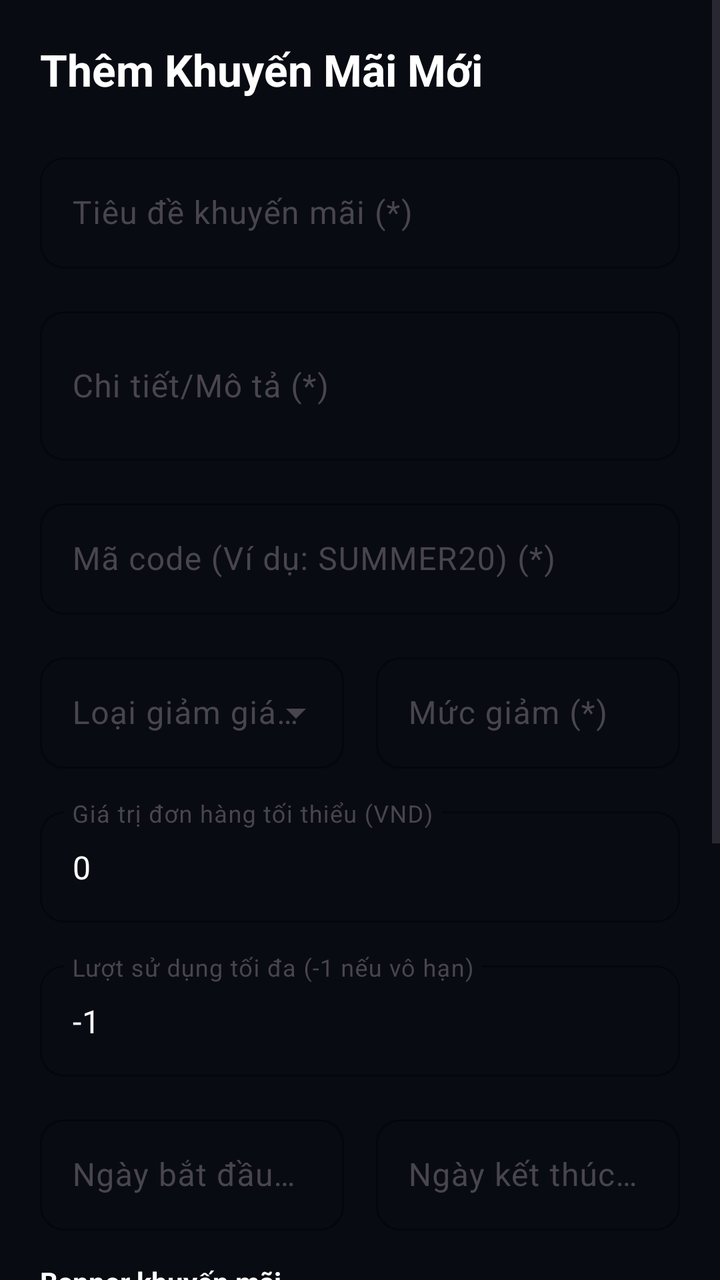
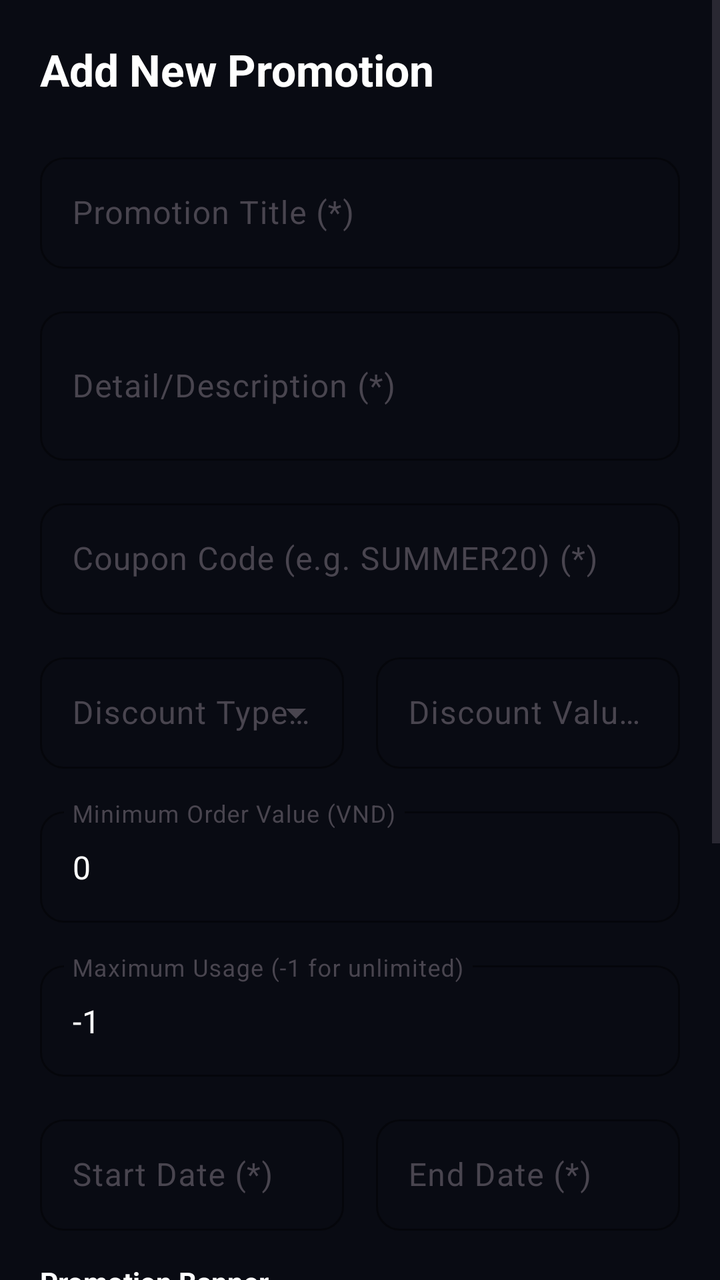

Compare the two renders of this Android layout. The source of the first and the diff that turns it into the second are given below.
<!-- AndroidManifest.xml: activity theme Theme.Moviebookingapp -->
<!-- res/layout/activity_admin_edit_promotion.xml -->
<?xml version="1.0" encoding="utf-8"?>
<ScrollView xmlns:android="http://schemas.android.com/apk/res/android"
    xmlns:app="http://schemas.android.com/apk/res-auto"
    xmlns:tools="http://schemas.android.com/tools"
    android:layout_width="match_parent"
    android:layout_height="match_parent"
    android:background="@color/admin_bg"
    android:fillViewport="true">

    <LinearLayout
        android:layout_width="match_parent"
        android:layout_height="wrap_content"
        android:orientation="vertical"
        android:padding="20dp">

        <TextView
            android:id="@+id/tvFormTitle"
            android:layout_width="wrap_content"
            android:layout_height="wrap_content"
            android:text="Thêm Khuyến Mãi Mới"
            android:textColor="@color/white"
            android:textSize="22sp"
            android:textStyle="bold"
            android:layout_marginBottom="24dp" />

        
        <com.google.android.material.textfield.TextInputLayout
            style="@style/Widget.Material3.TextInputLayout.OutlinedBox"
            android:layout_width="match_parent"
            android:layout_height="wrap_content"
            android:layout_marginBottom="16dp"
            android:hint="Tiêu đề khuyến mãi (*)"
            app:boxStrokeColor="@color/yellow"
            app:boxCornerRadiusTopStart="12dp"
            app:boxCornerRadiusTopEnd="12dp"
            app:boxCornerRadiusBottomStart="12dp"
            app:boxCornerRadiusBottomEnd="12dp"
            app:hintTextColor="@color/admin_text_secondary">

            <com.google.android.material.textfield.TextInputEditText
                android:id="@+id/edtPromoTitle"
                android:layout_width="match_parent"
                android:layout_height="wrap_content"
                android:textColor="@color/white"
                android:inputType="text" />
        </com.google.android.material.textfield.TextInputLayout>

        
        <com.google.android.material.textfield.TextInputLayout
            style="@style/Widget.Material3.TextInputLayout.OutlinedBox"
            android:layout_width="match_parent"
            android:layout_height="wrap_content"
            android:layout_marginBottom="16dp"
            android:hint="Chi tiết/Mô tả (*)"
            app:boxStrokeColor="@color/yellow"
            app:boxCornerRadiusTopStart="12dp"
            app:boxCornerRadiusTopEnd="12dp"
            app:boxCornerRadiusBottomStart="12dp"
            app:boxCornerRadiusBottomEnd="12dp"
            app:hintTextColor="@color/admin_text_secondary">

            <com.google.android.material.textfield.TextInputEditText
                android:id="@+id/edtPromoDetail"
                android:layout_width="match_parent"
                android:layout_height="wrap_content"
                android:textColor="@color/white"
                android:inputType="textMultiLine"
                android:minLines="2" />
        </com.google.android.material.textfield.TextInputLayout>

        
        <com.google.android.material.textfield.TextInputLayout
            style="@style/Widget.Material3.TextInputLayout.OutlinedBox"
            android:layout_width="match_parent"
            android:layout_height="wrap_content"
            android:layout_marginBottom="16dp"
            android:hint="Mã code (Ví dụ: SUMMER20) (*)"
            app:boxStrokeColor="@color/yellow"
            app:boxCornerRadiusTopStart="12dp"
            app:boxCornerRadiusTopEnd="12dp"
            app:boxCornerRadiusBottomStart="12dp"
            app:boxCornerRadiusBottomEnd="12dp"
            app:hintTextColor="@color/admin_text_secondary">

            <com.google.android.material.textfield.TextInputEditText
                android:id="@+id/edtCouponCode"
                android:layout_width="match_parent"
                android:layout_height="wrap_content"
                android:textColor="@color/white"
                android:inputType="textCapCharacters" />
        </com.google.android.material.textfield.TextInputLayout>

        <LinearLayout
            android:layout_width="match_parent"
            android:layout_height="wrap_content"
            android:orientation="horizontal"
            android:layout_marginBottom="16dp">

            
            <com.google.android.material.textfield.TextInputLayout
                style="@style/Widget.Material3.TextInputLayout.OutlinedBox.ExposedDropdownMenu"
                android:layout_width="0dp"
                android:layout_height="wrap_content"
                android:layout_weight="1"
                android:layout_marginEnd="8dp"
                android:hint="Loại giảm giá (*)"
                app:boxStrokeColor="@color/yellow"
                app:boxCornerRadiusTopStart="12dp"
                app:boxCornerRadiusTopEnd="12dp"
                app:boxCornerRadiusBottomStart="12dp"
                app:boxCornerRadiusBottomEnd="12dp"
                app:hintTextColor="@color/admin_text_secondary">

                <AutoCompleteTextView
                    android:id="@+id/actvDiscountType"
                    android:layout_width="match_parent"
                    android:layout_height="wrap_content"
                    android:textColor="@color/white"
                    android:inputType="none" />
            </com.google.android.material.textfield.TextInputLayout>

            
            <com.google.android.material.textfield.TextInputLayout
                style="@style/Widget.Material3.TextInputLayout.OutlinedBox"
                android:layout_width="0dp"
                android:layout_height="wrap_content"
                android:layout_weight="1"
                android:layout_marginStart="8dp"
                android:hint="Mức giảm (*)"
                app:boxStrokeColor="@color/yellow"
                app:boxCornerRadiusTopStart="12dp"
                app:boxCornerRadiusTopEnd="12dp"
                app:boxCornerRadiusBottomStart="12dp"
                app:boxCornerRadiusBottomEnd="12dp"
                app:hintTextColor="@color/admin_text_secondary">

                <com.google.android.material.textfield.TextInputEditText
                    android:id="@+id/edtDiscountValue"
                    android:layout_width="match_parent"
                    android:layout_height="wrap_content"
                    android:textColor="@color/white"
                    android:inputType="numberDecimal" />
            </com.google.android.material.textfield.TextInputLayout>
        </LinearLayout>

        
        <com.google.android.material.textfield.TextInputLayout
            style="@style/Widget.Material3.TextInputLayout.OutlinedBox"
            android:layout_width="match_parent"
            android:layout_height="wrap_content"
            android:layout_marginBottom="16dp"
            android:hint="Giá trị đơn hàng tối thiểu (VND)"
            app:boxStrokeColor="@color/yellow"
            app:boxCornerRadiusTopStart="12dp"
            app:boxCornerRadiusTopEnd="12dp"
            app:boxCornerRadiusBottomStart="12dp"
            app:boxCornerRadiusBottomEnd="12dp"
            app:hintTextColor="@color/admin_text_secondary">

            <com.google.android.material.textfield.TextInputEditText
                android:id="@+id/edtMinOrderValue"
                android:layout_width="match_parent"
                android:layout_height="wrap_content"
                android:textColor="@color/white"
                android:inputType="number"
                android:text="0" />
        </com.google.android.material.textfield.TextInputLayout>

        
        <com.google.android.material.textfield.TextInputLayout
            style="@style/Widget.Material3.TextInputLayout.OutlinedBox"
            android:layout_width="match_parent"
            android:layout_height="wrap_content"
            android:layout_marginBottom="16dp"
            android:hint="Lượt sử dụng tối đa (-1 nếu vô hạn)"
            app:boxStrokeColor="@color/yellow"
            app:boxCornerRadiusTopStart="12dp"
            app:boxCornerRadiusTopEnd="12dp"
            app:boxCornerRadiusBottomStart="12dp"
            app:boxCornerRadiusBottomEnd="12dp"
            app:hintTextColor="@color/admin_text_secondary">

            <com.google.android.material.textfield.TextInputEditText
                android:id="@+id/edtMaxUsage"
                android:layout_width="match_parent"
                android:layout_height="wrap_content"
                android:textColor="@color/white"
                android:inputType="numberSigned"
                android:text="-1" />
        </com.google.android.material.textfield.TextInputLayout>

        
        <LinearLayout
            android:layout_width="match_parent"
            android:layout_height="wrap_content"
            android:orientation="horizontal"
            android:layout_marginBottom="16dp">

            
            <com.google.android.material.textfield.TextInputLayout
                style="@style/Widget.Material3.TextInputLayout.OutlinedBox"
                android:layout_width="0dp"
                android:layout_height="wrap_content"
                android:layout_weight="1"
                android:layout_marginEnd="8dp"
                android:hint="Ngày bắt đầu (*)"
                app:boxStrokeColor="@color/yellow"
                app:boxCornerRadiusTopStart="12dp"
                app:boxCornerRadiusTopEnd="12dp"
                app:boxCornerRadiusBottomStart="12dp"
                app:boxCornerRadiusBottomEnd="12dp"
                app:hintTextColor="@color/admin_text_secondary">

                <com.google.android.material.textfield.TextInputEditText
                    android:id="@+id/edtStartDate"
                    android:layout_width="match_parent"
                    android:layout_height="wrap_content"
                    android:textColor="@color/white"
                    android:focusable="false"
                    android:clickable="true" />
            </com.google.android.material.textfield.TextInputLayout>

            
            <com.google.android.material.textfield.TextInputLayout
                style="@style/Widget.Material3.TextInputLayout.OutlinedBox"
                android:layout_width="0dp"
                android:layout_height="wrap_content"
                android:layout_weight="1"
                android:layout_marginStart="8dp"
                android:hint="Ngày kết thúc (*)"
                app:boxStrokeColor="@color/yellow"
                app:boxCornerRadiusTopStart="12dp"
                app:boxCornerRadiusTopEnd="12dp"
                app:boxCornerRadiusBottomStart="12dp"
                app:boxCornerRadiusBottomEnd="12dp"
                app:hintTextColor="@color/admin_text_secondary">

                <com.google.android.material.textfield.TextInputEditText
                    android:id="@+id/edtEndDate"
                    android:layout_width="match_parent"
                    android:layout_height="wrap_content"
                    android:textColor="@color/white"
                    android:focusable="false"
                    android:clickable="true" />
            </com.google.android.material.textfield.TextInputLayout>
        </LinearLayout>

        
        <TextView
            android:layout_width="wrap_content"
            android:layout_height="wrap_content"
            android:text="Banner khuyến mãi"
            android:textColor="@color/white"
            android:textSize="14sp"
            android:textStyle="bold"
            android:layout_marginBottom="8dp" />

        <LinearLayout
            android:layout_width="match_parent"
            android:layout_height="wrap_content"
            android:orientation="horizontal"
            android:gravity="center_vertical"
            android:layout_marginBottom="12dp">

            <com.google.android.material.textfield.TextInputLayout
                style="@style/Widget.Material3.TextInputLayout.OutlinedBox"
                android:layout_width="0dp"
                android:layout_height="wrap_content"
                android:layout_weight="1"
                android:layout_marginEnd="12dp"
                android:hint="Đường dẫn ảnh banner"
                app:boxStrokeColor="@color/yellow"
                app:boxCornerRadiusTopStart="12dp"
                app:boxCornerRadiusTopEnd="12dp"
                app:boxCornerRadiusBottomStart="12dp"
                app:boxCornerRadiusBottomEnd="12dp"
                app:hintTextColor="@color/admin_text_secondary">

                <com.google.android.material.textfield.TextInputEditText
                    android:id="@+id/edtImageUrl"
                    android:layout_width="match_parent"
                    android:layout_height="wrap_content"
                    android:textColor="@color/white"
                    android:inputType="textUri" />
            </com.google.android.material.textfield.TextInputLayout>

            <com.google.android.material.button.MaterialButton
                android:id="@+id/btnChooseImage"
                android:layout_width="wrap_content"
                android:layout_height="wrap_content"
                android:text="Chọn file"
                android:textColor="@color/black"
                app:backgroundTint="@color/yellow"
                app:cornerRadius="8dp" />
        </LinearLayout>

        
        <com.google.android.material.card.MaterialCardView
            android:layout_width="match_parent"
            android:layout_height="140dp"
            android:layout_marginBottom="24dp"
            app:cardBackgroundColor="@color/card_dark"
            app:cardCornerRadius="12dp"
            app:strokeColor="@color/divider_gray"
            app:strokeWidth="1dp">

            <ImageView
                android:id="@+id/ivBannerPreview"
                android:layout_width="match_parent"
                android:layout_height="match_parent"
                android:scaleType="centerCrop"
                android:contentDescription="Banner Preview"
                android:src="@color/card_dark" />

        </com.google.android.material.card.MaterialCardView>

        
        <LinearLayout
            android:layout_width="match_parent"
            android:layout_height="wrap_content"
            android:orientation="horizontal"
            android:gravity="end"
            android:layout_marginTop="8dp">

            <com.google.android.material.button.MaterialButton
                android:id="@+id/btnCancel"
                style="@style/Widget.Material3.Button.OutlinedButton"
                android:layout_width="wrap_content"
                android:layout_height="wrap_content"
                android:layout_marginEnd="12dp"
                android:text="Hủy"
                android:textColor="@color/white"
                app:strokeColor="@color/admin_text_secondary"
                app:cornerRadius="8dp" />

            <com.google.android.material.button.MaterialButton
                android:id="@+id/btnSave"
                android:layout_width="wrap_content"
                android:layout_height="wrap_content"
                android:text="Lưu"
                android:textColor="@color/black"
                app:backgroundTint="@color/yellow"
                app:cornerRadius="8dp" />
        </LinearLayout>

    </LinearLayout>
</ScrollView>
<!-- resources referenced by this layout -->
<resources>
  <color name="admin_bg">#090B13</color>
  <color name="admin_text_secondary">#94A3B8</color>
  <color name="black">#FF000000</color>
  <color name="card_dark">#1F2937</color>
  <color name="divider_gray">#33FFFFFF</color>
  <color name="white">#FFFFFFFF</color>
  <color name="yellow">#FFC107</color>
  <style name="Theme.Moviebookingapp" parent="Base.Theme.Moviebookingapp" />
  <style name="Base.Theme.Moviebookingapp" parent="Theme.Material3.DayNight.NoActionBar">
          <item name="colorPrimary">@color/yellow</item>
          <item name="android:windowBackground">@color/background_black</item>
          <item name="android:statusBarColor">@color/background_black</item>
      </style>
  <color name="background_black">#FF000000</color>
</resources>

<!-- the commit's change to res/layout/activity_admin_edit_promotion.xml (unified diff, before → after) -->
@@ -17,7 +17,7 @@
             android:id="@+id/tvFormTitle"
             android:layout_width="wrap_content"
             android:layout_height="wrap_content"
-            android:text="Thêm Khuyến Mãi Mới"
+            android:text="Add New Promotion"
             android:textColor="@color/white"
             android:textSize="22sp"
             android:textStyle="bold"
@@ -29,7 +29,7 @@
             android:layout_width="match_parent"
             android:layout_height="wrap_content"
             android:layout_marginBottom="16dp"
-            android:hint="Tiêu đề khuyến mãi (*)"
+            android:hint="Promotion Title (*)"
             app:boxStrokeColor="@color/yellow"
             app:boxCornerRadiusTopStart="12dp"
             app:boxCornerRadiusTopEnd="12dp"
@@ -51,7 +51,7 @@
             android:layout_width="match_parent"
             android:layout_height="wrap_content"
             android:layout_marginBottom="16dp"
-            android:hint="Chi tiết/Mô tả (*)"
+            android:hint="Detail/Description (*)"
             app:boxStrokeColor="@color/yellow"
             app:boxCornerRadiusTopStart="12dp"
             app:boxCornerRadiusTopEnd="12dp"
@@ -74,7 +74,7 @@
             android:layout_width="match_parent"
             android:layout_height="wrap_content"
             android:layout_marginBottom="16dp"
-            android:hint="Mã code (Ví dụ: SUMMER20) (*)"
+            android:hint="Coupon Code (e.g. SUMMER20) (*)"
             app:boxStrokeColor="@color/yellow"
             app:boxCornerRadiusTopStart="12dp"
             app:boxCornerRadiusTopEnd="12dp"
@@ -103,7 +103,7 @@
                 android:layout_height="wrap_content"
                 android:layout_weight="1"
                 android:layout_marginEnd="8dp"
-                android:hint="Loại giảm giá (*)"
+                android:hint="Discount Type (*)"
                 app:boxStrokeColor="@color/yellow"
                 app:boxCornerRadiusTopStart="12dp"
                 app:boxCornerRadiusTopEnd="12dp"
@@ -126,7 +126,7 @@
                 android:layout_height="wrap_content"
                 android:layout_weight="1"
                 android:layout_marginStart="8dp"
-                android:hint="Mức giảm (*)"
+                android:hint="Discount Value (*)"
                 app:boxStrokeColor="@color/yellow"
                 app:boxCornerRadiusTopStart="12dp"
                 app:boxCornerRadiusTopEnd="12dp"
@@ -149,7 +149,7 @@
             android:layout_width="match_parent"
             android:layout_height="wrap_content"
             android:layout_marginBottom="16dp"
-            android:hint="Giá trị đơn hàng tối thiểu (VND)"
+            android:hint="Minimum Order Value (VND)"
             app:boxStrokeColor="@color/yellow"
             app:boxCornerRadiusTopStart="12dp"
             app:boxCornerRadiusTopEnd="12dp"
@@ -172,7 +172,7 @@
             android:layout_width="match_parent"
             android:layout_height="wrap_content"
             android:layout_marginBottom="16dp"
-            android:hint="Lượt sử dụng tối đa (-1 nếu vô hạn)"
+            android:hint="Maximum Usage (-1 for unlimited)"
             app:boxStrokeColor="@color/yellow"
             app:boxCornerRadiusTopStart="12dp"
             app:boxCornerRadiusTopEnd="12dp"
@@ -203,7 +203,7 @@
                 android:layout_height="wrap_content"
                 android:layout_weight="1"
                 android:layout_marginEnd="8dp"
-                android:hint="Ngày bắt đầu (*)"
+                android:hint="Start Date (*)"
                 app:boxStrokeColor="@color/yellow"
                 app:boxCornerRadiusTopStart="12dp"
                 app:boxCornerRadiusTopEnd="12dp"
@@ -227,7 +227,7 @@
                 android:layout_height="wrap_content"
                 android:layout_weight="1"
                 android:layout_marginStart="8dp"
-                android:hint="Ngày kết thúc (*)"
+                android:hint="End Date (*)"
                 app:boxStrokeColor="@color/yellow"
                 app:boxCornerRadiusTopStart="12dp"
                 app:boxCornerRadiusTopEnd="12dp"
@@ -249,7 +249,7 @@
         <TextView
             android:layout_width="wrap_content"
             android:layout_height="wrap_content"
-            android:text="Banner khuyến mãi"
+            android:text="Promotion Banner"
             android:textColor="@color/white"
             android:textSize="14sp"
             android:textStyle="bold"
@@ -268,7 +268,7 @@
                 android:layout_height="wrap_content"
                 android:layout_weight="1"
                 android:layout_marginEnd="12dp"
-                android:hint="Đường dẫn ảnh banner"
+                android:hint="Banner image URL"
                 app:boxStrokeColor="@color/yellow"
                 app:boxCornerRadiusTopStart="12dp"
                 app:boxCornerRadiusTopEnd="12dp"
@@ -288,7 +288,7 @@
                 android:id="@+id/btnChooseImage"
                 android:layout_width="wrap_content"
                 android:layout_height="wrap_content"
-                android:text="Chọn file"
+                android:text="Choose file"
                 android:textColor="@color/black"
                 app:backgroundTint="@color/yellow"
                 app:cornerRadius="8dp" />
@@ -328,7 +328,7 @@
                 android:layout_width="wrap_content"
                 android:layout_height="wrap_content"
                 android:layout_marginEnd="12dp"
-                android:text="Hủy"
+                android:text="Cancel"
                 android:textColor="@color/white"
                 app:strokeColor="@color/admin_text_secondary"
                 app:cornerRadius="8dp" />
@@ -337,7 +337,7 @@
                 android:id="@+id/btnSave"
                 android:layout_width="wrap_content"
                 android:layout_height="wrap_content"
-                android:text="Lưu"
+                android:text="Save"
                 android:textColor="@color/black"
                 app:backgroundTint="@color/yellow"
                 app:cornerRadius="8dp" />
